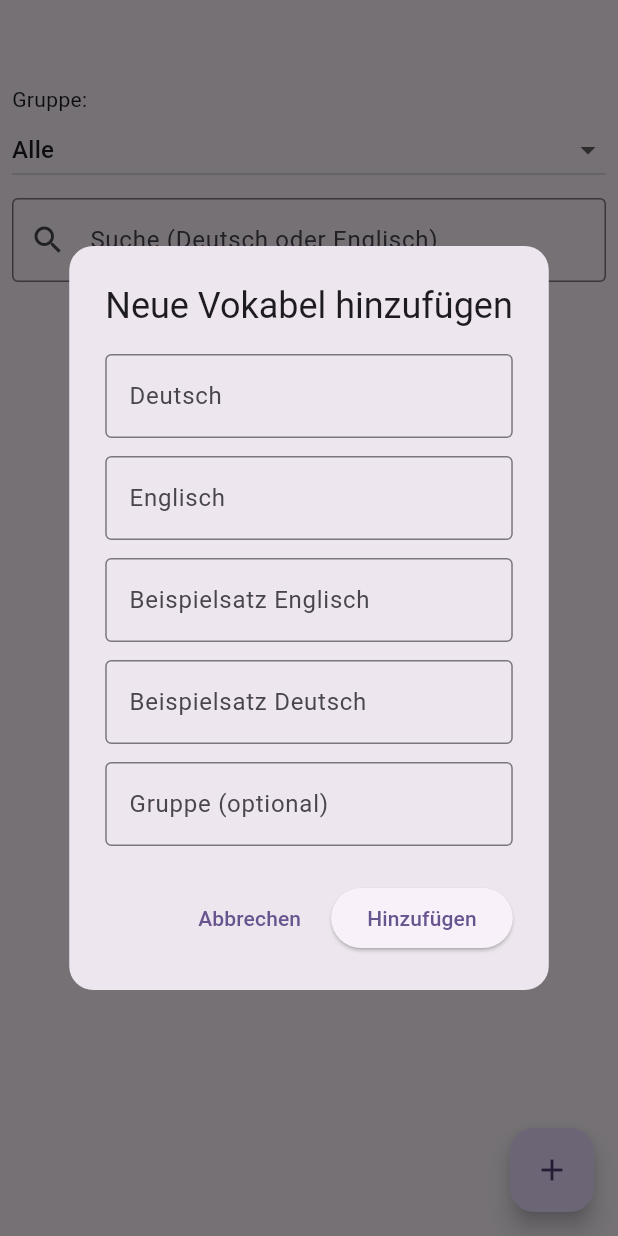
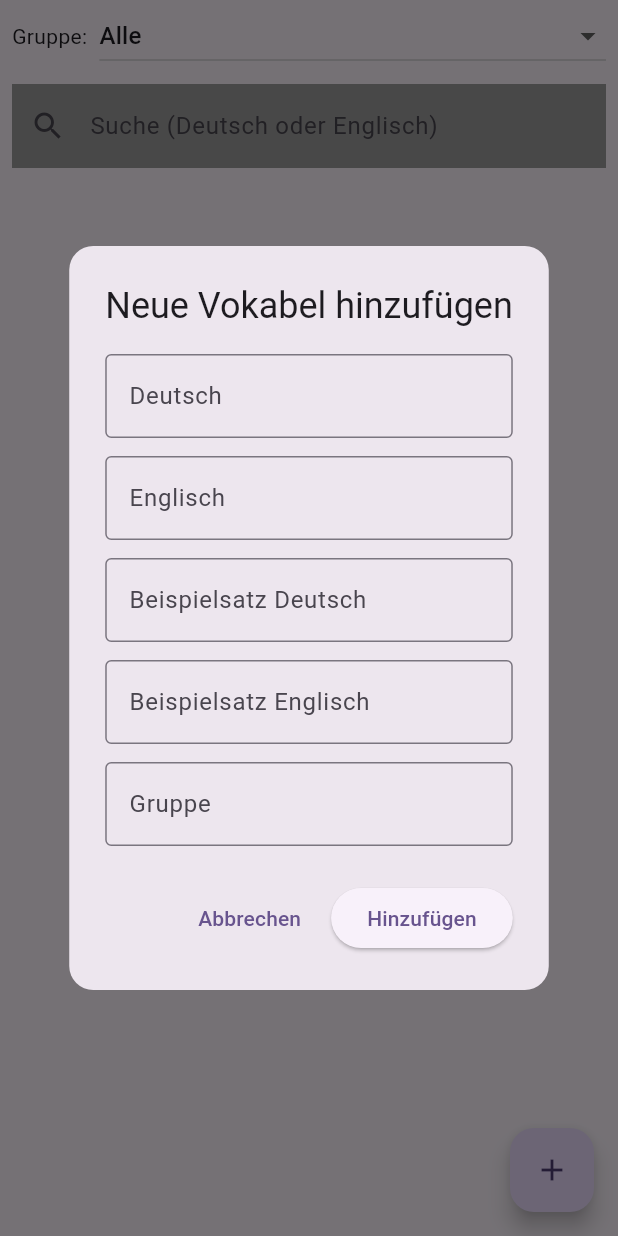
Before and after one commit to frankcgn/franks_flutter_quiz, a Flutter app: the VocabularyManagementPage screen opened by its route, after a tap on the "add" icon, on a phone screen of 412 x 824 dp. Run offline on Flutter 3.47's test engine with Material 3 defaults, Android fonts, the light colour scheme and no system bars; our stand-ins replace auto_size_text, cloud_firestore, csv, file_picker, firebase_auth, firebase_core and 2 more; accounts and stored records are empty.

Commit message:
vokabel_management optimiert

```diff
--- a/projects/franks_flutter_quiz/lib/pages/voc_mgmt_page.dart
+++ b/projects/franks_flutter_quiz/lib/pages/voc_mgmt_page.dart
@@ -85,6 +85,14 @@ class _VocabularyManagementPageState extends State<VocabularyManagementPage> {
                   const SizedBox(height: 12),
                   TextFormField(
                     decoration: const InputDecoration(
+                      labelText: 'Beispielsatz Deutsch',
+                      border: OutlineInputBorder(),
+                    ),
+                    onSaved: (value) => _germanSentence = value ?? '',
+                  ),
+                  const SizedBox(height: 12),
+                  TextFormField(
+                    decoration: const InputDecoration(
                       labelText: 'Beispielsatz Englisch',
                       border: OutlineInputBorder(),
                     ),
@@ -93,18 +101,10 @@ class _VocabularyManagementPageState extends State<VocabularyManagementPage> {
                   const SizedBox(height: 12),
                   TextFormField(
                     decoration: const InputDecoration(
-                      labelText: 'Beispielsatz Deutsch',
+                      labelText: 'Gruppe',
                       border: OutlineInputBorder(),
                     ),
-                    onSaved: (value) => _germanSentence = value ?? '',
-                  ),
-                  const SizedBox(height: 12),
-                  TextFormField(
-                    decoration: const InputDecoration(
-                      labelText: 'Gruppe (optional)',
-                      border: OutlineInputBorder(),
-                    ),
-                    onSaved: (value) => _group = value ?? '',
+                    onSaved: (value) => _group = value ?? 'neu',
                   ),
                 ],
               ),
@@ -143,7 +143,7 @@ class _VocabularyManagementPageState extends State<VocabularyManagementPage> {
     );
   }
 
-  /// Öffnet den Edit-Dialog für das ausgewählte Vocabulary.
+  /// Öffnet den Edit-Dialog für die ausgewählte Vokabel.
   void _showEditDialogForVocabulary(Vocabulary voc) {
     int originalIndex =
         widget.vocabularies.indexWhere((v) => v.uuid == voc.uuid);
@@ -199,6 +199,15 @@ class _VocabularyManagementPageState extends State<VocabularyManagementPage> {
                   ),
                   const SizedBox(height: 12),
                   TextFormField(
+                    initialValue: originalVoc.germanSentence,
+                    decoration: const InputDecoration(
+                      labelText: 'Beispielsatz Deutsch',
+                      border: OutlineInputBorder(),
+                    ),
+                    onChanged: (value) => editedGermanSentence = value,
+                  ),
+                  const SizedBox(height: 12),
+                  TextFormField(
                     initialValue: originalVoc.englishSentence,
                     decoration: const InputDecoration(
                       labelText: 'Beispielsatz Englisch',
@@ -208,18 +217,9 @@ class _VocabularyManagementPageState extends State<VocabularyManagementPage> {
                   ),
                   const SizedBox(height: 12),
                   TextFormField(
-                    initialValue: originalVoc.germanSentence,
-                    decoration: const InputDecoration(
-                      labelText: 'Beispielsatz Deutsch',
-                      border: OutlineInputBorder(),
-                    ),
-                    onChanged: (value) => editedGermanSentence = value,
-                  ),
-                  const SizedBox(height: 12),
-                  TextFormField(
                     initialValue: originalVoc.group ?? '',
                     decoration: const InputDecoration(
-                      labelText: 'Gruppe (optional)',
+                      labelText: 'Gruppe',
                       border: OutlineInputBorder(),
                     ),
                     onChanged: (value) => editedGroup = value,
@@ -285,11 +285,6 @@ class _VocabularyManagementPageState extends State<VocabularyManagementPage> {
     debugPrint('Deleted vocabulary with uuid: $uuid');
   }
 
-  Future<void> _speakText(String text, String language) async {
-    await flutterTts.setLanguage(language);
-    await flutterTts.speak(text);
-  }
-
   @override
   Widget build(BuildContext context) {
     // Ermitteln aller vorhandenen Gruppen
@@ -323,20 +318,22 @@ class _VocabularyManagementPageState extends State<VocabularyManagementPage> {
     filteredVocabs.sort((a, b) => a.german.compareTo(b.german));
 
     return Scaffold(
-      appBar: AppBar(
-        automaticallyImplyLeading: false,
-        title: const SizedBox.shrink(),
-      ),
+      // appBar: AppBar(
+      //   automaticallyImplyLeading: false,
+      //title: const SizedBox.shrink(),
+      // ),
       body: Column(
         children: [
           // Dropdown für den Gruppenfilter
           Padding(
             padding: const EdgeInsets.symmetric(horizontal: 8.0),
-            child: Column(
-              crossAxisAlignment: CrossAxisAlignment.start,
+            child: Row(
               children: [
                 const Text('Gruppe:'),
-                DropdownButton<String>(
+                const SizedBox(width: 8),
+                // Kleiner Abstand zwischen Label und Dropdown
+                Expanded(
+                  child: DropdownButton<String>(
                     isExpanded: true,
                     value: Provider.of<GlobalState>(context).selectedGroup,
                     onChanged: (String? newValue) {
@@ -353,6 +350,7 @@ class _VocabularyManagementPageState extends State<VocabularyManagementPage> {
                       );
                     }).toList(),
                   ),
+                ),
               ],
             ),
           ),
@@ -362,7 +360,10 @@ class _VocabularyManagementPageState extends State<VocabularyManagementPage> {
             child: TextField(
               decoration: const InputDecoration(
                 labelText: 'Suche (Deutsch oder Englisch)',
-                border: OutlineInputBorder(),
+                filled: true,
+                fillColor: Colors.grey,
+                //border: OutlineInputBorder(),
+                border: InputBorder.none,
                 prefixIcon: Icon(Icons.search),
               ),
               onChanged: (value) {
@@ -407,13 +408,13 @@ class _VocabularyManagementPageState extends State<VocabularyManagementPage> {
                           crossAxisAlignment: CrossAxisAlignment.start,
                           mainAxisSize: MainAxisSize.min,
                           children: [
-                            // Zeile mit deutscher Vokabel, Flagge und Speaker
+                            // Zeile mit deutscher Vokabel (Flagge und Text mit LongPress zum Vorlesen)
                             FlagHelper.buildFlagTextRowWithSpeaker(
                               voc.german,
                               'assets/flags/de.jpg',
                               'de-DE',
                             ),
-                            // Zeile mit englischer Vokabel, Flagge und Speaker
+                            // Zeile mit englischer Vokabel (Flagge und Text mit LongPress zum Vorlesen)
                             FlagHelper.buildFlagTextRowWithSpeaker(
                               voc.english,
                               'assets/flags/en.jpg',
@@ -422,7 +423,7 @@ class _VocabularyManagementPageState extends State<VocabularyManagementPage> {
                           ],
                         ),
                         children: [
-                          // Divider, der nur 75% der Breite einnimmt und von links beginnt
+                          // Divider: 75 % der Breite, links ausgerichtet
                           FractionallySizedBox(
                             widthFactor: 0.75,
                             alignment: Alignment.centerLeft,
@@ -435,18 +436,18 @@ class _VocabularyManagementPageState extends State<VocabularyManagementPage> {
                               crossAxisAlignment: CrossAxisAlignment.start,
                               mainAxisSize: MainAxisSize.min,
                               children: [
-                                // Englischer Beispielsatz mit Flagge und Speaker
+                                // Deutscher Beispielsatz (Flagge und LongPress)
+                                FlagHelper.buildFlagTextRowWithSpeaker(
+                                  voc.germanSentence,
+                                  'assets/flags/de.jpg',
+                                  'de-DE',
+                                ),
+                                const SizedBox(height: 1),
+                                // Englischer Beispielsatz (Flagge und LongPress)
                                 FlagHelper.buildFlagTextRowWithSpeaker(
                                   voc.englishSentence,
                                   'assets/flags/en.jpg',
                                   'en-US',
-                                ),
-                                const SizedBox(height: 1),
-                                // Deutscher Beispielsatz mit Flagge und Speaker
-                                FlagHelper.buildFlagTextRowWithSpeaker(
-                                  voc.germanSentence,
-                                  'assets/flags/de.jpg',
-                                  'de-DE',
                                 ),
                               ],
                             ),
```
Also changed, not shown: projects/franks_flutter_quiz/lib/widgets/flag_helper_widget.dart (+13 -70 lines). Lines whose indentation alone changed are shown as unchanged.
